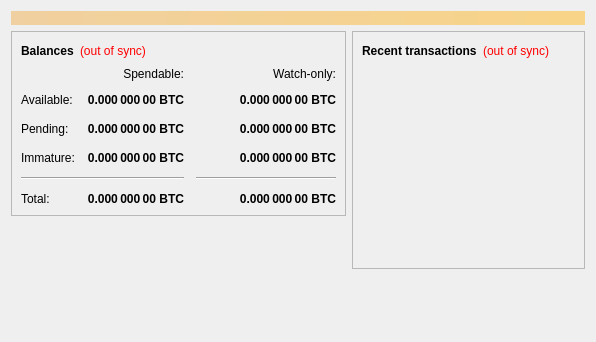
The window that src/qt/forms/overviewpage.ui (dogecoin/dogecoin) describes before a commit, drawn with Qt 5.
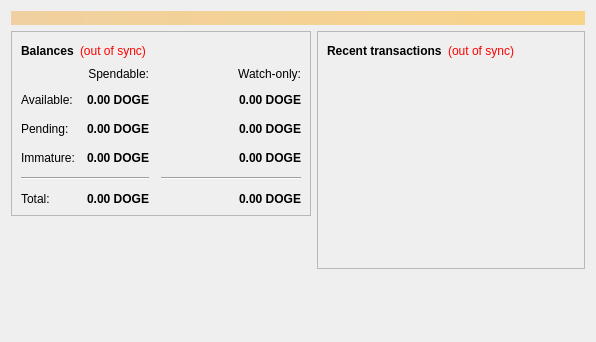
The same window after the commit. Icons and pictures are not drawn.

Commit message: Bitcoin/BTC -> Dogecoin/DOGE

```diff
--- a/src/qt/forms/overviewpage.ui
+++ b/src/qt/forms/overviewpage.ui
@@ -112,7 +112,7 @@
                <string>Unconfirmed transactions to watch-only addresses</string>
               </property>
               <property name="text">
-               <string notr="true">0.000 000 00 BTC</string>
+               <string notr="true">0.00 DOGE</string>
               </property>
               <property name="alignment">
                <set>Qt::AlignRight|Qt::AlignTrailing|Qt::AlignVCenter</set>
@@ -137,7 +137,7 @@
                <string>Total of transactions that have yet to be confirmed, and do not yet count toward the spendable balance</string>
               </property>
               <property name="text">
-               <string notr="true">0.000 000 00 BTC</string>
+               <string notr="true">0.00 DOGE</string>
               </property>
               <property name="alignment">
                <set>Qt::AlignRight|Qt::AlignTrailing|Qt::AlignVCenter</set>
@@ -162,7 +162,7 @@
                <string>Mined balance in watch-only addresses that has not yet matured</string>
               </property>
               <property name="text">
-               <string notr="true">0.000 000 00 BTC</string>
+               <string notr="true">0.00 DOGE</string>
               </property>
               <property name="alignment">
                <set>Qt::AlignRight|Qt::AlignTrailing|Qt::AlignVCenter</set>
@@ -220,7 +220,7 @@
                <string>Mined balance that has not yet matured</string>
               </property>
               <property name="text">
-               <string notr="true">0.000 000 00 BTC</string>
+               <string notr="true">0.00 DOGE</string>
               </property>
               <property name="alignment">
                <set>Qt::AlignRight|Qt::AlignTrailing|Qt::AlignVCenter</set>
@@ -265,7 +265,7 @@
                <string>Your current total balance</string>
               </property>
               <property name="text">
-               <string notr="true">0.000 000 00 BTC</string>
+               <string notr="true">0.00 DOGE</string>
               </property>
               <property name="alignment">
                <set>Qt::AlignRight|Qt::AlignTrailing|Qt::AlignVCenter</set>
@@ -290,7 +290,7 @@
                <string>Current total balance in watch-only addresses</string>
               </property>
               <property name="text">
-               <string notr="true">0.000 000 00 BTC</string>
+               <string notr="true">0.00 DOGE</string>
               </property>
               <property name="alignment">
                <set>Qt::AlignRight|Qt::AlignTrailing|Qt::AlignVCenter</set>
@@ -332,7 +332,7 @@
                <string>Your current spendable balance</string>
               </property>
               <property name="text">
-               <string notr="true">0.000 000 00 BTC</string>
+               <string notr="true">0.00 DOGE</string>
               </property>
               <property name="alignment">
                <set>Qt::AlignRight|Qt::AlignTrailing|Qt::AlignVCenter</set>
@@ -357,7 +357,7 @@
                <string>Your current balance in watch-only addresses</string>
               </property>
               <property name="text">
-               <string notr="true">0.000 000 00 BTC</string>
+               <string notr="true">0.00 DOGE</string>
               </property>
               <property name="alignment">
                <set>Qt::AlignRight|Qt::AlignTrailing|Qt::AlignVCenter</set>
```
Left out of the diff: 2 changed lines with no effect on the pictures.
